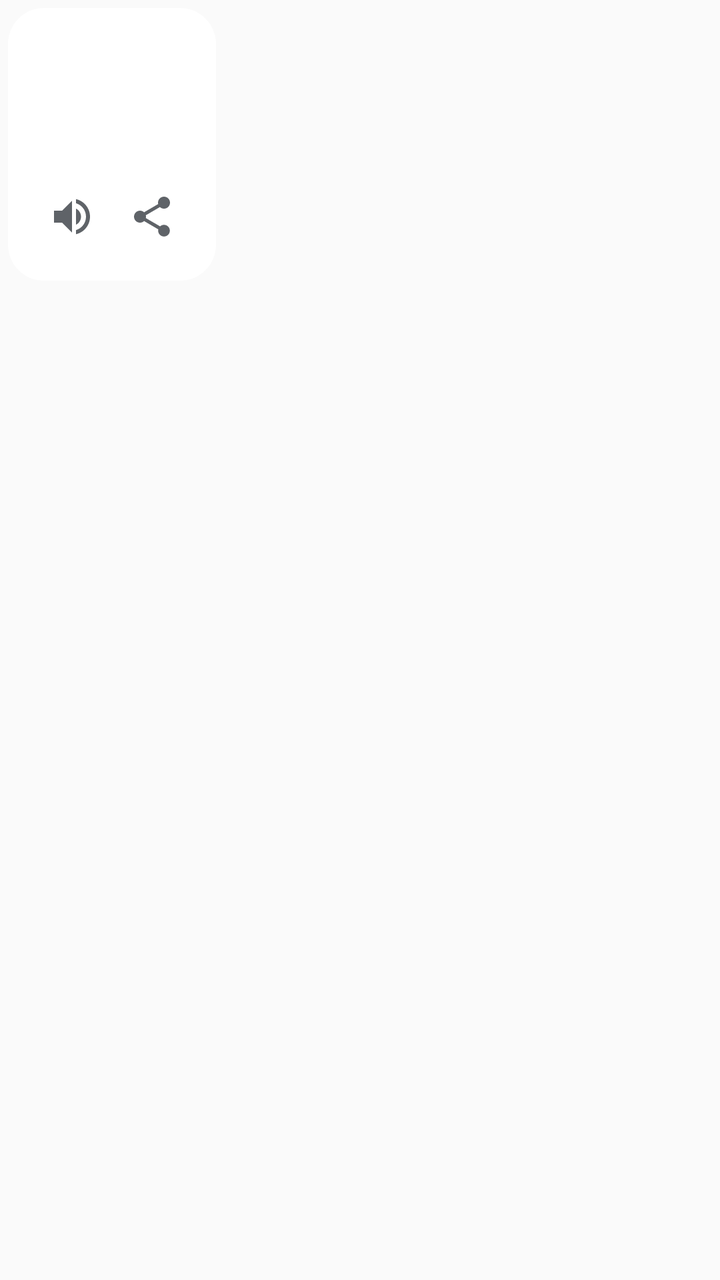
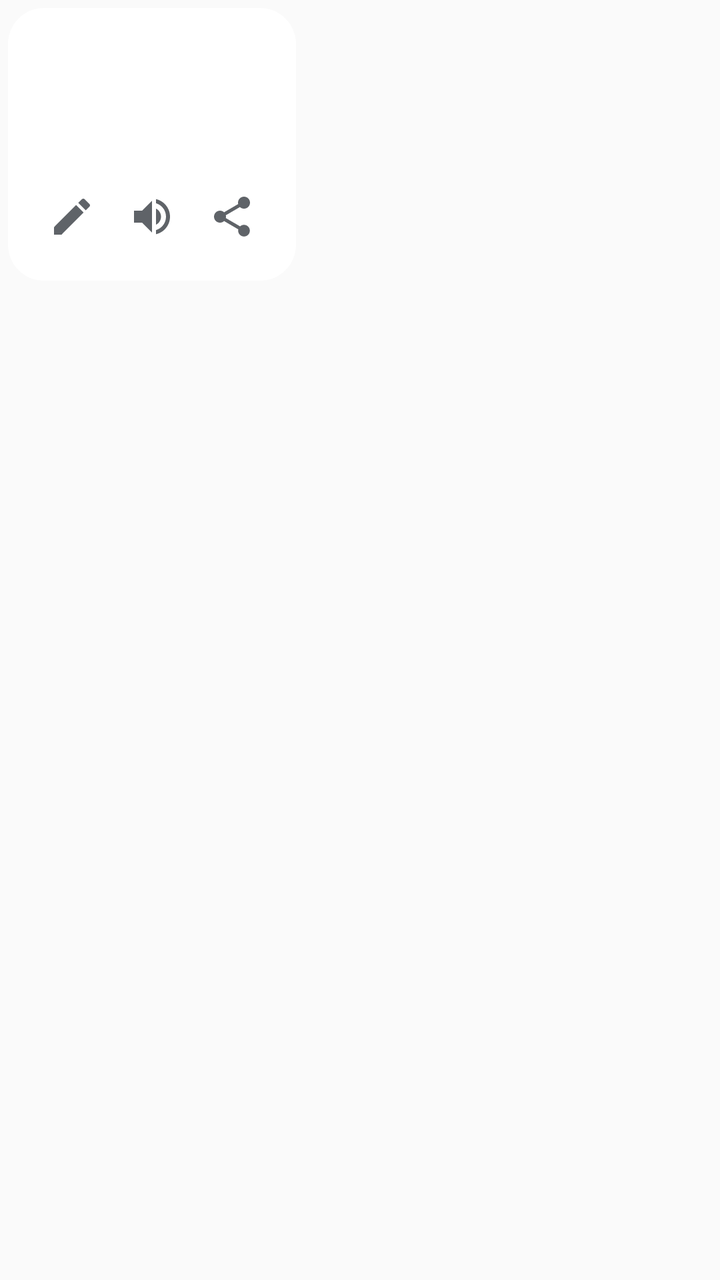

Two renders of the same Android screen: before a commit and after it. Below are the layout's source before the change and the commit's diff.
<!-- AndroidManifest.xml: application theme Theme.Traduction -->
<!-- res/layout/item_message.xml -->
<?xml version="1.0" encoding="utf-8"?>
<FrameLayout xmlns:android="http://schemas.android.com/apk/res/android"
    android:layout_width="match_parent"
    android:layout_height="wrap_content"
    android:paddingVertical="4dp">

    <LinearLayout
        android:id="@+id/bubble"
        android:layout_width="wrap_content"
        android:layout_height="wrap_content"
        android:layout_marginHorizontal="4dp"
        android:background="@drawable/bubble"
        android:orientation="vertical"
        android:padding="12dp">

        <TextView
            android:id="@+id/speaker"
            android:layout_width="wrap_content"
            android:layout_height="wrap_content"
            android:textSize="12sp"
            android:textStyle="bold" />

        <TextView
            android:id="@+id/translation"
            android:layout_width="wrap_content"
            android:layout_height="wrap_content"
            android:layout_marginTop="2dp"
            android:textColor="@color/text_primary"
            android:maxWidth="300dp"
            android:textSize="20sp" />

        <TextView
            android:id="@+id/original"
            android:layout_width="wrap_content"
            android:layout_height="wrap_content"
            android:layout_marginTop="4dp"
            android:textColor="@color/text_secondary"
            android:textSize="14sp"
            android:maxWidth="300dp"
            android:textStyle="italic" />

        <LinearLayout
            android:layout_width="wrap_content"
            android:layout_height="wrap_content"
            android:layout_gravity="end"
            android:layout_marginTop="4dp"
            android:orientation="horizontal">

            <ImageButton
                android:id="@+id/replayButton"
                android:layout_width="40dp"
                android:layout_height="40dp"
                android:background="?attr/selectableItemBackgroundBorderless"
                android:contentDescription="@string/replay"
                android:src="@drawable/ic_volume" />

            <ImageButton
                android:id="@+id/shareButton"
                android:layout_width="40dp"
                android:layout_height="40dp"
                android:background="?attr/selectableItemBackgroundBorderless"
                android:contentDescription="@string/share"
                android:src="@drawable/ic_share" />
        </LinearLayout>
    </LinearLayout>
</FrameLayout>
<!-- resources referenced by this layout -->
<resources>
  <color name="text_primary">#1B1B1B</color>
  <color name="text_secondary">#5F6368</color>
  <!-- drawable bubble (drawable) -->
  <?xml version="1.0" encoding="utf-8"?>
  <shape xmlns:android="http://schemas.android.com/apk/res/android" android:shape="rectangle">
      <corners android:radius="18dp" />
      <solid android:color="#FFFFFF" />
  </shape>
  <!-- drawable ic_share (drawable) -->
  <vector xmlns:android="http://schemas.android.com/apk/res/android"
      android:width="24dp" android:height="24dp"
      android:tint="@color/text_secondary"
      android:viewportWidth="24" android:viewportHeight="24">
      <path android:fillColor="#FFFFFFFF"
          android:pathData="M18,16.08c-0.76,0 -1.44,0.3 -1.96,0.77L8.91,12.7c0.05,-0.23 0.09,-0.46 0.09,-0.7s-0.04,-0.47 -0.09,-0.7l7.05,-4.11c0.54,0.5 1.25,0.81 2.04,0.81 1.66,0 3,-1.34 3,-3s-1.34,-3 -3,-3 -3,1.34 -3,3c0,0.24 0.04,0.47 0.09,0.7L8.04,9.81C7.5,9.31 6.79,9 6,9c-1.66,0 -3,1.34 -3,3s1.34,3 3,3c0.79,0 1.5,-0.31 2.04,-0.81l7.12,4.16c-0.05,0.21 -0.08,0.43 -0.08,0.65 0,1.61 1.31,2.92 2.92,2.92 1.61,0 2.92,-1.31 2.92,-2.92s-1.31,-2.92 -2.92,-2.92z" />
  </vector>
  <!-- drawable ic_volume (drawable) -->
  <vector xmlns:android="http://schemas.android.com/apk/res/android"
      android:width="24dp" android:height="24dp"
      android:tint="@color/text_secondary"
      android:viewportWidth="24" android:viewportHeight="24">
      <path android:fillColor="#FFFFFFFF"
          android:pathData="M3,9v6h4l5,5V4L7,9H3zM16.5,12c0,-1.77 -1.02,-3.29 -2.5,-4.03v8.05c1.48,-0.73 2.5,-2.25 2.5,-4.02zM14,3.23v2.06c2.89,0.86 5,3.54 5,6.71s-2.11,5.85 -5,6.71v2.06c4.01,-0.91 7,-4.49 7,-8.77s-2.99,-7.86 -7,-8.77z" />
  </vector>
  <string name="replay">Réécouter</string>
  <string name="share">Partager</string>
  <style name="Theme.Traduction" parent="Theme.Material3.DayNight.NoActionBar">
          <item name="colorPrimary">@color/me_color</item>
          <item name="colorSecondary">@color/other_color</item>
          <item name="android:windowBackground">@color/background</item>
      </style>
  <color name="me_color">#1565C0</color>
  <color name="other_color">#2E7D32</color>
  <color name="background">#FAFAFA</color>
</resources>

<!-- the commit's change to res/layout/item_message.xml (unified diff, before → after) -->
@@ -47,6 +47,14 @@
             android:orientation="horizontal">
 
             <ImageButton
+                android:id="@+id/editButton"
+                android:layout_width="40dp"
+                android:layout_height="40dp"
+                android:background="?attr/selectableItemBackgroundBorderless"
+                android:contentDescription="@string/correct"
+                android:src="@drawable/ic_edit" />
+
+            <ImageButton
                 android:id="@+id/replayButton"
                 android:layout_width="40dp"
                 android:layout_height="40dp"
<!-- resource entries referenced after the edit -->
@@ -8,6 +8,14 @@
       <corners android:radius="18dp" />
       <solid android:color="#FFFFFF" />
   </shape>
+  <!-- drawable ic_edit (drawable) -->
+  <vector xmlns:android="http://schemas.android.com/apk/res/android"
+      android:width="24dp" android:height="24dp"
+      android:tint="@color/text_secondary"
+      android:viewportWidth="24" android:viewportHeight="24">
+      <path android:fillColor="#FFFFFFFF"
+          android:pathData="M3,17.25V21h3.75L17.81,9.94l-3.75,-3.75L3,17.25zM20.71,7.04c0.39,-0.39 0.39,-1.02 0,-1.41l-2.34,-2.34c-0.39,-0.39 -1.02,-0.39 -1.41,0l-1.83,1.83 3.75,3.75 1.83,-1.83z" />
+  </vector>
   <!-- drawable ic_share (drawable) -->
   <vector xmlns:android="http://schemas.android.com/apk/res/android"
       android:width="24dp" android:height="24dp"
@@ -24,6 +32,7 @@
       <path android:fillColor="#FFFFFFFF"
           android:pathData="M3,9v6h4l5,5V4L7,9H3zM16.5,12c0,-1.77 -1.02,-3.29 -2.5,-4.03v8.05c1.48,-0.73 2.5,-2.25 2.5,-4.02zM14,3.23v2.06c2.89,0.86 5,3.54 5,6.71s-2.11,5.85 -5,6.71v2.06c4.01,-0.91 7,-4.49 7,-8.77s-2.99,-7.86 -7,-8.77z" />
   </vector>
+  <string name="correct">Corriger</string>
   <string name="replay">Réécouter</string>
   <string name="share">Partager</string>
   <style name="Theme.Traduction" parent="Theme.Material3.DayNight.NoActionBar">
